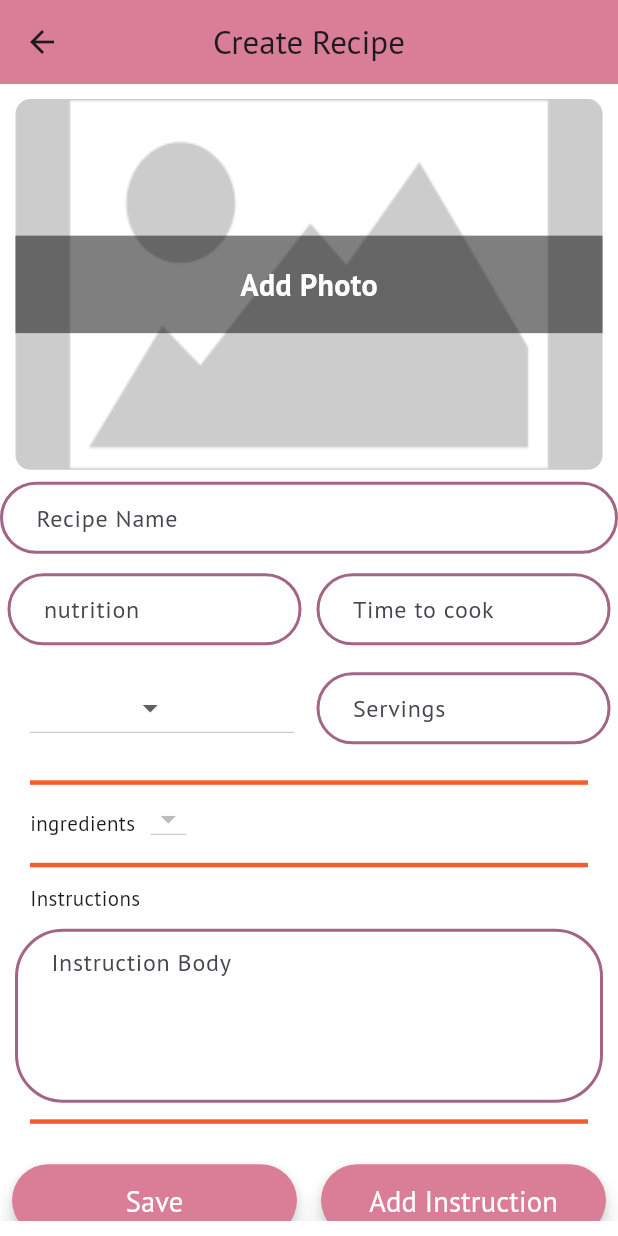
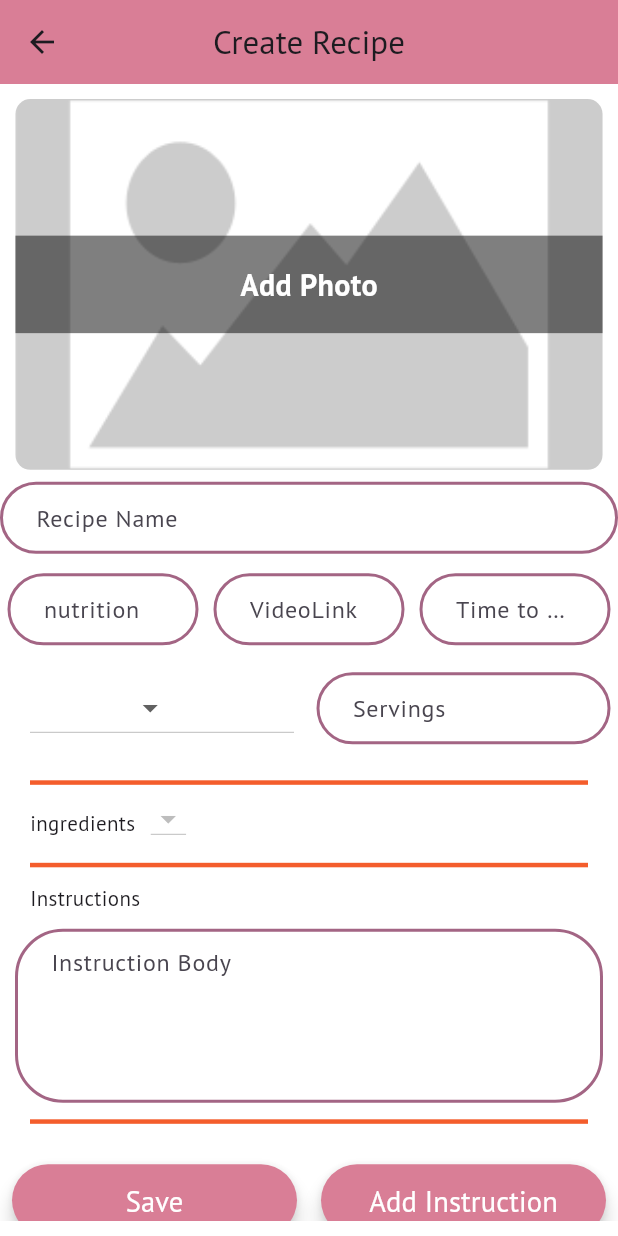
Before and after one commit to DareDevilDido/Recipedia, a Flutter app: the CreateRecipePage screen opened by its route, on a phone screen of 412 x 824 dp. Run offline on Flutter 3.47's test engine with Material 3 defaults, Android fonts, the phone set to English and light mode, and no system bars; our stand-ins replace animated_text_kit, awesome_snackbar_content, cloud_firestore, curved_navigation_bar, file_picker, firebase_auth and 6 more; accounts and stored records are empty.

Commit message:
add videolink to the create Recipe Page

```diff
--- a/lib/Screens/CreateRecipePage.dart
+++ b/lib/Screens/CreateRecipePage.dart
@@ -32,6 +32,7 @@ class _CreateRecipePageState extends State<CreateRecipePage> {
   String time = "";
   String nutrition = "";
   String description = "";
+  String VideoLink = "";
   @override
   void initState() {
     // TODO: implement initState
@@ -190,6 +191,18 @@ class _CreateRecipePageState extends State<CreateRecipePage> {
                               ),
                             ),
                           ),
+                          Expanded(
+                        child: Padding(
+                          padding: const EdgeInsets.all(5.0),
+                          child: TextField(
+                            onChanged: (value) {
+                              VideoLink = value;
+                            },
+                            decoration: kinputDecoration.copyWith(
+                                hintText: "VideoLink"),
+                          ),
+                        ),
+                      ),
                           Expanded(
                             child: Padding(
                               padding: const EdgeInsets.all(5.0),
--- a/lib/Screens/ViewRecipePage.dart
+++ b/lib/Screens/ViewRecipePage.dart
@@ -56,15 +56,7 @@ class _ViewRecipePageState extends State<ViewRecipePage> {
 
   @override
   Widget build(BuildContext context) {
-    FlutterTts fluttertts = FlutterTts();
 
-    Future<void> speak(text) async {
-      fluttertts.speak(text);
-    }
-
-    Future<void> stop() async {
-      fluttertts.stop();
-    }
 
     List<int> valueList = [5, 10, 15, 20, 25, 30, 35, 40, 45, 50, 55, 60];
     bool checking = Provider.of<FavortieRecipesController>(context).isFavorited;
@@ -474,3 +466,12 @@ final videoID = YoutubePlayer.convertUrlToId(videoUrl);
 
         return videoID;
 }
+ FlutterTts fluttertts = FlutterTts();
+
+    Future<void> speak(text) async {
+      fluttertts.speak(text);
+    }
+
+    Future<void> stop() async {
+      fluttertts.stop();
+    }
```
